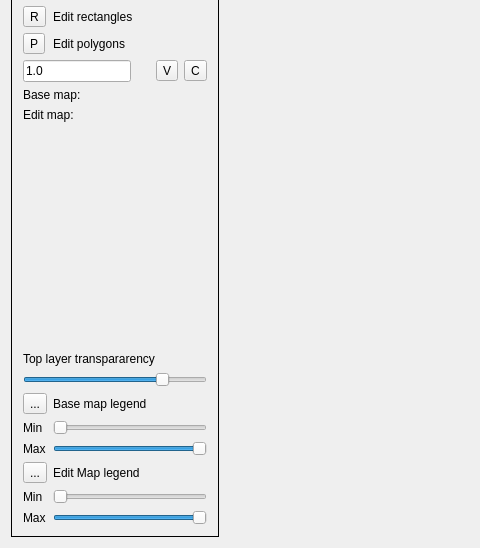
Old version of the form mainwindow.ui in the repository vjetten/MapEdit; both pictures show x 0 to 480 and y 150 to 698 of the 910 by 698 pixel window.
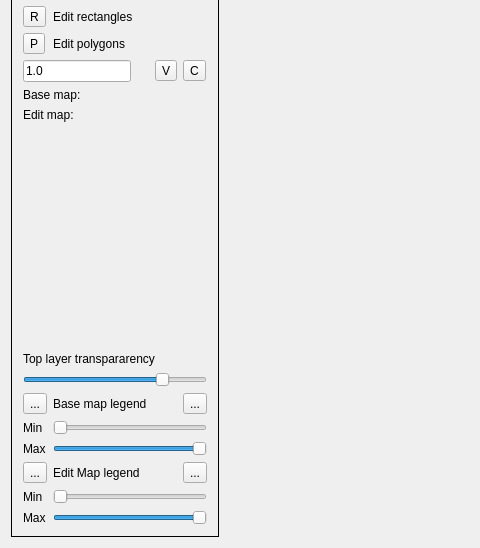
New version of the form. Icons and pictures are not drawn.

```diff
--- a/mainwindow.ui
+++ b/mainwindow.ui
@@ -476,6 +476,40 @@
          </property>
         </widget>
        </item>
+       <item row="14" column="3">
+        <widget class="QToolButton" name="toolButton_fixBaseminmax">
+         <property name="toolTip">
+          <string>fix distance min - max sliders</string>
+         </property>
+         <property name="text">
+          <string>...</string>
+         </property>
+         <property name="icon">
+          <iconset resource="resources/mapedit.qrc">
+           <normaloff>:/clip.png</normaloff>:/clip.png</iconset>
+         </property>
+         <property name="checkable">
+          <bool>true</bool>
+         </property>
+        </widget>
+       </item>
+       <item row="17" column="3">
+        <widget class="QToolButton" name="toolButton_fixTopminmax">
+         <property name="toolTip">
+          <string>fix distance min - max sliders</string>
+         </property>
+         <property name="text">
+          <string>...</string>
+         </property>
+         <property name="icon">
+          <iconset resource="resources/mapedit.qrc">
+           <normaloff>:/clip.png</normaloff>:/clip.png</iconset>
+         </property>
+         <property name="checkable">
+          <bool>true</bool>
+         </property>
+        </widget>
+       </item>
       </layout>
      </widget>
     </item>
```
Left out of the diff: 4 changed lines with no effect on the pictures.
